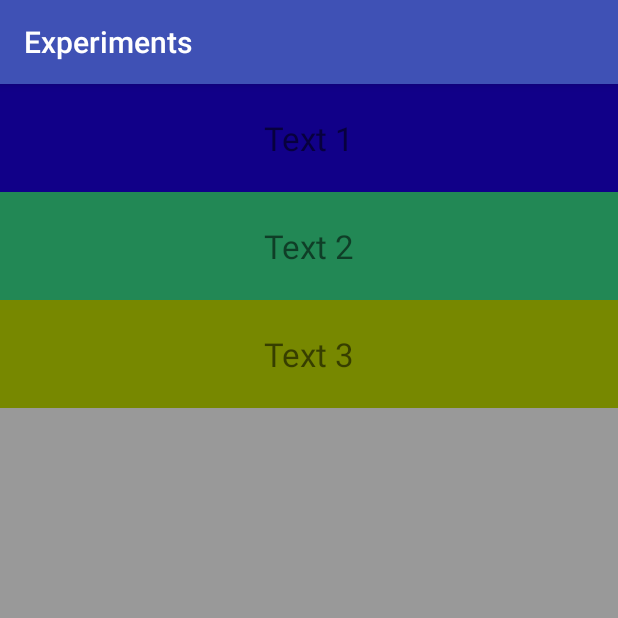
After one commit to Orbar/Experiments, an Android app: the LayoutTransitionActivity screen opened directly, with no data from a screen before it, on a phone screen of 412 x 824 dp, the top half of it. The commit adds this screen. Run offline under Robolectric (Android 15) with nearby library versions, the phone set to English and light mode, and no system bars; our stand-ins replace ButterKnife; libraries missing offline, so code that uses them is left out: com.jakewharton.rxbinding, rx.subscriptions; 1 statement that could not run was skipped.

Commit message:
Implement nested layout transitions

```diff
--- a/app/src/main/AndroidManifest.xml
+++ b/app/src/main/AndroidManifest.xml
@@ -17,6 +17,8 @@
         </activity>
         <activity android:name=".DoubleTapEditActivity">
         </activity>
+        <activity android:name=".LayoutTransitionActivity">
+        </activity>
     </application>
 
 </manifest>
--- /dev/null
+++ b/app/src/main/java/com/orbar/experiments/LayoutTransitionActivity.java
@@ -0,0 +1,84 @@
+package com.orbar.experiments;
+
+import android.animation.LayoutTransition;
+import android.support.v7.app.AppCompatActivity;
+import android.os.Bundle;
+import android.view.View;
+import android.widget.LinearLayout;
+import android.widget.TextView;
+
+import com.jakewharton.rxbinding.view.RxView;
+
+import butterknife.BindView;
+import butterknife.ButterKnife;
+import rx.subscriptions.CompositeSubscription;
+
+public class LayoutTransitionActivity extends AppCompatActivity {
+
+    @BindView(R.id.text1)
+    TextView mTextView1;
+
+    @BindView(R.id.text2)
+    TextView mTextView2;
+
+    @BindView(R.id.text3)
+    TextView mTextView3;
+
+    @BindView(R.id.inner_layout)
+    LinearLayout mInnerLayout;
+
+    @BindView(R.id.outer_layout)
+    LinearLayout mOuterLayout;
+
+
+    private CompositeSubscription mSubscriptions = new CompositeSubscription();
+
+    @Override
+    protected void onCreate(Bundle savedInstanceState) {
+        super.onCreate(savedInstanceState);
+        setContentView(R.layout.activity_layout_transition);
+
+        ButterKnife.bind(this);
+
+        mOuterLayout.setLayoutTransition(new OuterLayoutTranslation());
+        mInnerLayout.setLayoutTransition(new InnerLayoutTranslation());
+    }
+
+    @Override
+    protected void onResume() {
+        super.onResume();
+
+        mSubscriptions.add(
+                RxView.clicks(mTextView1)
+                        .subscribe(mTextView1 -> {
+                            if (mTextView2.getVisibility() == View.GONE) {
+                                mTextView2.setVisibility(View.VISIBLE);
+                            } else {
+                                mTextView2.setVisibility(View.GONE);
+                            }
+                        })
+        );
+    }
+
+    @Override
+    protected void onPause() {
+        mSubscriptions.clear();
+        super.onPause();
+    }
+
+    public class InnerLayoutTranslation extends LayoutTransition {
+        public InnerLayoutTranslation() {
+            super();
+            setStartDelay(LayoutTransition.CHANGE_DISAPPEARING, 0);
+            setDuration(2000);
+        }
+    }
+
+    public class OuterLayoutTranslation extends LayoutTransition {
+        public OuterLayoutTranslation() {
+            super();
+            enableTransitionType(LayoutTransition.CHANGING);
+            setDuration(2000);
+        }
+    }
+}
--- a/app/src/main/java/com/orbar/experiments/MainActivity.java
+++ b/app/src/main/java/com/orbar/experiments/MainActivity.java
@@ -33,6 +33,9 @@ public class MainActivity extends AppCompatActivity {
     @BindView(R.id.double_tap_button)
     Button mDoubleTapButton;
 
+    @BindView(R.id.layout_transition_button)
+    Button mLayoutTransitionButton;
+
     private CompositeSubscription mSubscriptions = new CompositeSubscription();
 
     @Override
@@ -51,11 +54,16 @@ public class MainActivity extends AppCompatActivity {
                 RxView.clicks(mDoubleTapButton)
                         .subscribe(event -> startActivity(new Intent(this, DoubleTapEditActivity.class)))
         );
+
+        mSubscriptions.add(
+                RxView.clicks(mLayoutTransitionButton)
+                        .subscribe(event -> startActivity(new Intent(this, LayoutTransitionActivity.class)))
+        );
     }
 
     @Override
     protected void onPause() {
-        mSubscriptions.unsubscribe();
+        mSubscriptions.clear();
         super.onPause();
     }
 }
--- /dev/null
+++ b/app/src/main/res/layout/activity_layout_transition.xml
@@ -0,0 +1,57 @@
+<?xml version="1.0" encoding="utf-8"?>
+<ScrollView
+    xmlns:android="http://schemas.android.com/apk/res/android"
+    xmlns:tools="http://schemas.android.com/tools"
+    android:id="@+id/activity_layout_transition"
+    android:layout_width="match_parent"
+    android:layout_height="match_parent"
+    android:background="@color/grey"
+    android:orientation="vertical"
+    tools:context="com.orbar.experiments.LayoutTransitionActivity">
+
+    <LinearLayout
+        android:id="@+id/outer_layout"
+        android:layout_width="match_parent"
+        android:layout_height="wrap_content"
+        android:background="@color/white"
+        android:orientation="vertical">
+
+        <LinearLayout
+            android:id="@+id/inner_layout"
+            android:layout_width="match_parent"
+            android:layout_height="wrap_content"
+            android:background="@color/white"
+            android:orientation="vertical">
+
+            <TextView
+                android:id="@+id/text1"
+                android:layout_width="match_parent"
+                android:layout_height="72dp"
+                android:gravity="center"
+                android:text="Text 1"
+                android:background="#108"
+                android:textSize="22sp"/>
+
+            <TextView
+                android:id="@+id/text2"
+                android:layout_width="match_parent"
+                android:layout_height="72dp"
+                android:gravity="center"
+                android:text="Text 2"
+                android:background="#285"
+                android:textSize="22sp"/>
+
+        </LinearLayout>
+
+        <TextView
+            android:id="@+id/text3"
+            android:layout_width="match_parent"
+            android:layout_height="72dp"
+            android:gravity="center"
+            android:text="Text 3"
+            android:background="#780"
+            android:textSize="22sp"/>
+
+    </LinearLayout>
+
+</ScrollView>
--- a/app/src/main/res/layout/activity_main.xml
+++ b/app/src/main/res/layout/activity_main.xml
@@ -14,4 +14,10 @@
         android:layout_height="48dp"
         android:text="Double Tap To Edit" />
 
+    <Button
+        android:id="@+id/layout_transition_button"
+        android:layout_width="match_parent"
+        android:layout_height="48dp"
+        android:text="Layout Transitions" />
+
 </LinearLayout>
```
